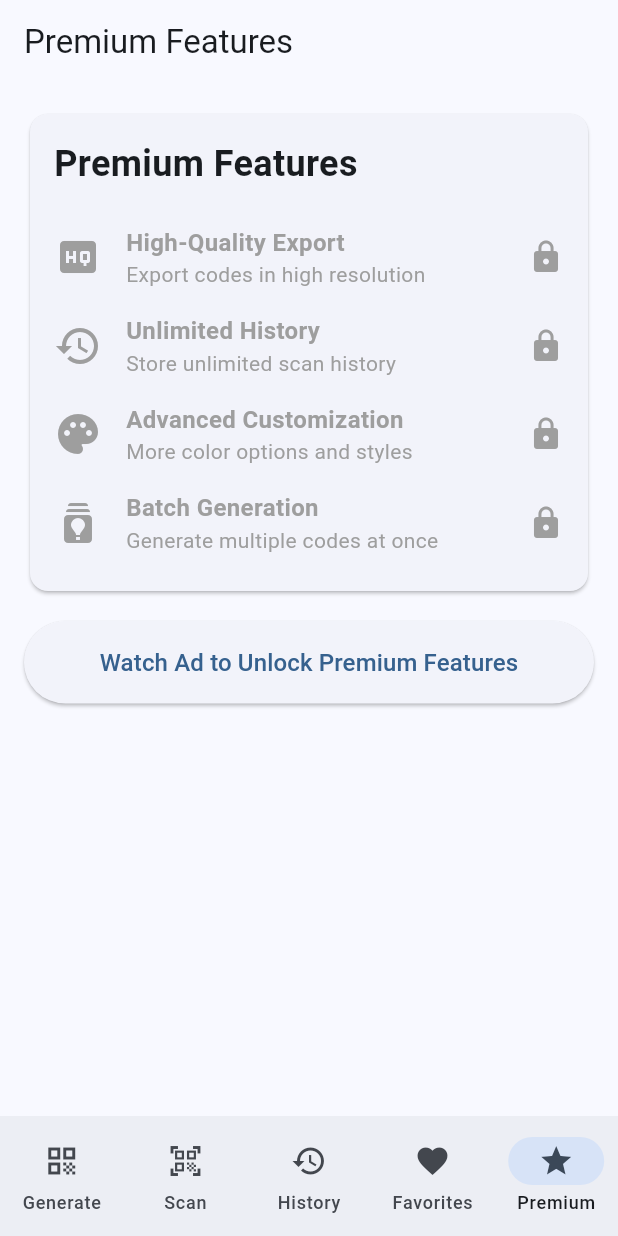
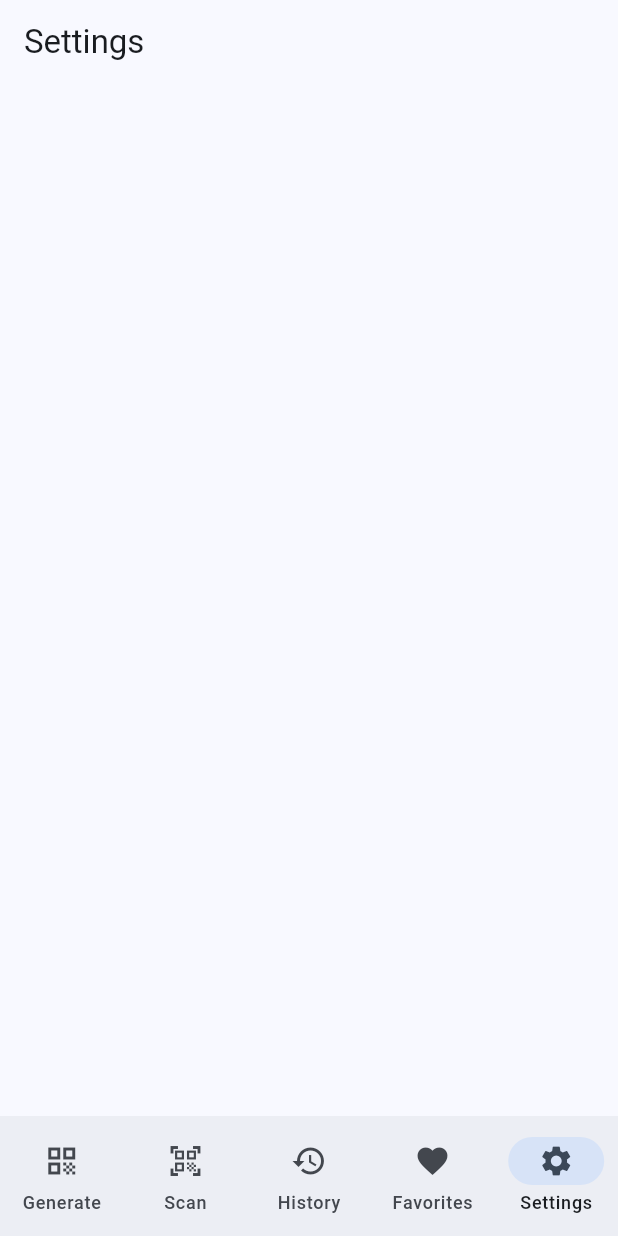
Before and after one commit to bilalparray/qr_scanner_generator, a Flutter app: the screen it shows after launch, item 5 of the bottom bar chosen, on a phone screen of 412 x 824 dp. Run offline on Flutter 3.47's test engine with Material 3 defaults, Android fonts, the phone set to English and light mode, and no system bars; our stand-ins replace barcode_widget, flutter_contacts, flutter_dotenv, hive, hive_flutter, image_picker and 3 more; missing offline and left inert: clipboard, google_mlkit_barcode_scanning, mobile_scanner, wifi_iot; accounts and stored records are empty.

```diff
--- a/lib/main.dart
+++ b/lib/main.dart
@@ -3,7 +3,6 @@ import 'package:flutter_dotenv/flutter_dotenv.dart';
 import 'package:hive_flutter/hive_flutter.dart';
 import 'package:provider/provider.dart';
 import 'providers/code_provider.dart';
-import 'providers/ad_provider.dart';
 import 'models/code_entry.dart';
 import 'screens/home_screen.dart';
 
@@ -48,7 +47,6 @@ class MyApp extends StatelessWidget {
     return MultiProvider(
       providers: [
         ChangeNotifierProvider(create: (_) => CodeProvider()),
-        ChangeNotifierProvider(create: (_) => AdProvider()),
       ],
       child: MaterialApp(
         title: 'QR Scanner & Generator',
--- a/lib/screens/home_screen.dart
+++ b/lib/screens/home_screen.dart
@@ -1,11 +1,9 @@
 import 'package:flutter/material.dart';
-import 'package:provider/provider.dart';
-import '../providers/ad_provider.dart';
+import 'package:qr_scanner/screens/settings_screen.dart';
 import 'generate_screen.dart';
 import 'scan_screen.dart';
 import 'history_screen.dart';
 import 'favorites_screen.dart';
-import 'premium_screen.dart';
 
 class HomeScreen extends StatefulWidget {
   const HomeScreen({super.key});
@@ -21,16 +19,12 @@ class _HomeScreenState extends State<HomeScreen> {
     const ScanScreen(),
     const HistoryScreen(),
     const FavoritesScreen(),
-    const PremiumScreen(),
+    const SettingsScreen(),
   ];
 
   @override
   void initState() {
     super.initState();
-    // Initialize ads
-    WidgetsBinding.instance.addPostFrameCallback((_) {
-      context.read<AdProvider>().initialize();
-    });
   }
 
   @override
@@ -62,8 +56,8 @@ class _HomeScreenState extends State<HomeScreen> {
             label: 'Favorites',
           ),
           NavigationDestination(
-            icon: Icon(Icons.star),
-            label: 'Premium',
+            icon: Icon(Icons.settings),
+            label: 'Settings',
           ),
         ],
       ),
--- a/lib/screens/premium_screen.dart
+++ /dev/null
@@ -1,147 +0,0 @@
-import 'package:flutter/material.dart';
-import 'package:provider/provider.dart';
-import '../providers/ad_provider.dart';
-
-class PremiumScreen extends StatelessWidget {
-  const PremiumScreen({super.key});
-
-  Future<void> _showRewardedAd(BuildContext context) async {
-    final adProvider = context.read<AdProvider>();
-    final success = await adProvider.showRewardedAd();
-
-    if (success && context.mounted) {
-      ScaffoldMessenger.of(context).showSnackBar(
-        const SnackBar(
-          content:
-              Text('Thank you for watching the ad! Premium features unlocked.'),
-        ),
-      );
-    } else if (context.mounted) {
-      ScaffoldMessenger.of(context).showSnackBar(
-        const SnackBar(
-          content: Text('Failed to load ad. Please try again later.'),
-        ),
-      );
-    }
-  }
-
-  @override
-  Widget build(BuildContext context) {
-    return Scaffold(
-      appBar: AppBar(
-        title: const Text('Premium Features'),
-      ),
-      body: Consumer<AdProvider>(
-        builder: (context, adProvider, child) {
-          final isRewarded = adProvider.isRewarded;
-
-          return ListView(
-            padding: const EdgeInsets.all(16),
-            children: [
-              Card(
-                child: Padding(
-                  padding: const EdgeInsets.all(16),
-                  child: Column(
-                    crossAxisAlignment: CrossAxisAlignment.start,
-                    children: [
-                      const Text(
-                        'Premium Features',
-                        style: TextStyle(
-                          fontSize: 24,
-                          fontWeight: FontWeight.bold,
-                        ),
-                      ),
-                      const SizedBox(height: 16),
-                      _buildFeatureItem(
-                        icon: Icons.high_quality,
-                        title: 'High-Quality Export',
-                        description: 'Export codes in high resolution',
-                        isUnlocked: isRewarded,
-                      ),
-                      _buildFeatureItem(
-                        icon: Icons.history,
-                        title: 'Unlimited History',
-                        description: 'Store unlimited scan history',
-                        isUnlocked: isRewarded,
-                      ),
-                      _buildFeatureItem(
-                        icon: Icons.palette,
-                        title: 'Advanced Customization',
-                        description: 'More color options and styles',
-                        isUnlocked: isRewarded,
-                      ),
-                      _buildFeatureItem(
-                        icon: Icons.batch_prediction,
-                        title: 'Batch Generation',
-                        description: 'Generate multiple codes at once',
-                        isUnlocked: isRewarded,
-                      ),
-                    ],
-                  ),
-                ),
-              ),
-              const SizedBox(height: 16),
-              if (!isRewarded)
-                ElevatedButton(
-                  onPressed: () => _showRewardedAd(context),
-                  style: ElevatedButton.styleFrom(
-                    padding: const EdgeInsets.all(16),
-                  ),
-                  child: const Text(
-                    'Watch Ad to Unlock Premium Features',
-                    style: TextStyle(fontSize: 16),
-                  ),
-                ),
-            ],
-          );
-        },
-      ),
-    );
-  }
-
-  Widget _buildFeatureItem({
-    required IconData icon,
-    required String title,
-    required String description,
-    required bool isUnlocked,
-  }) {
-    return Padding(
-      padding: const EdgeInsets.symmetric(vertical: 8),
-      child: Row(
-        children: [
-          Icon(
-            icon,
-            size: 32,
-            color: isUnlocked ? Colors.green : Colors.grey,
-          ),
-          const SizedBox(width: 16),
-          Expanded(
-            child: Column(
-              crossAxisAlignment: CrossAxisAlignment.start,
-              children: [
-                Text(
-                  title,
-                  style: TextStyle(
-                    fontSize: 16,
-                    fontWeight: FontWeight.bold,
-                    color: isUnlocked ? null : Colors.grey,
-                  ),
-                ),
-                Text(
-                  description,
-                  style: TextStyle(
-                    color: isUnlocked ? null : Colors.grey,
-                  ),
-                ),
-              ],
-            ),
-          ),
-          Icon(
-            isUnlocked ? Icons.check_circle : Icons.lock,
-            color: isUnlocked ? Colors.green : Colors.grey,
-          ),
-        ],
-      ),
-    );
-  }
-}
--- /dev/null
+++ b/lib/screens/settings_screen.dart
@@ -0,0 +1,14 @@
+import 'package:flutter/material.dart';
+
+class SettingsScreen extends StatelessWidget {
+  const SettingsScreen({super.key});
+
+  @override
+  Widget build(BuildContext context) {
+    return Scaffold(
+      appBar: AppBar(
+        title: const Text('Settings'),
+      ),
+    );
+  }
+}
```
Also changed, not shown: lib/providers/ad_provider.dart (deleted, +0 -108 lines), lib/screens/scan_result_screen.dart (added, +169 -0 lines), lib/screens/scan_screen.dart (+109 -76 lines), pubspec.yaml (+10 -1 lines), assets/icon/icon.png (renamed from assets/icons/icon.png), pubspec.lock, 32 other files.
